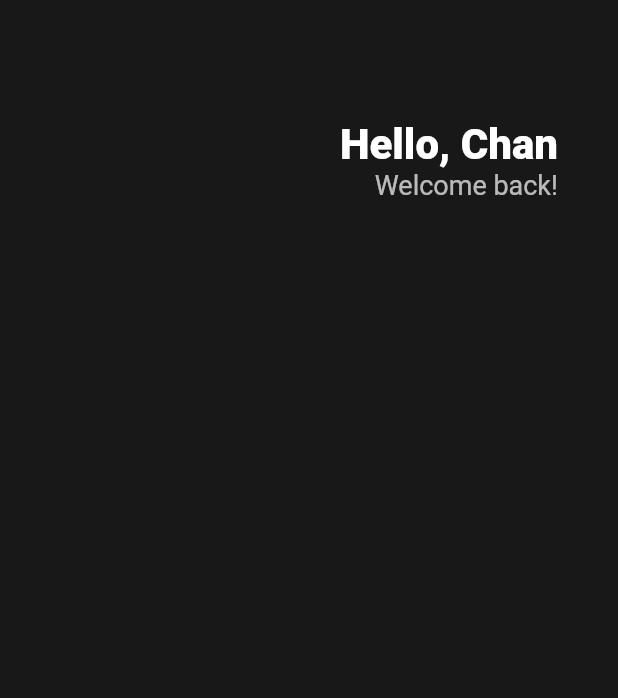
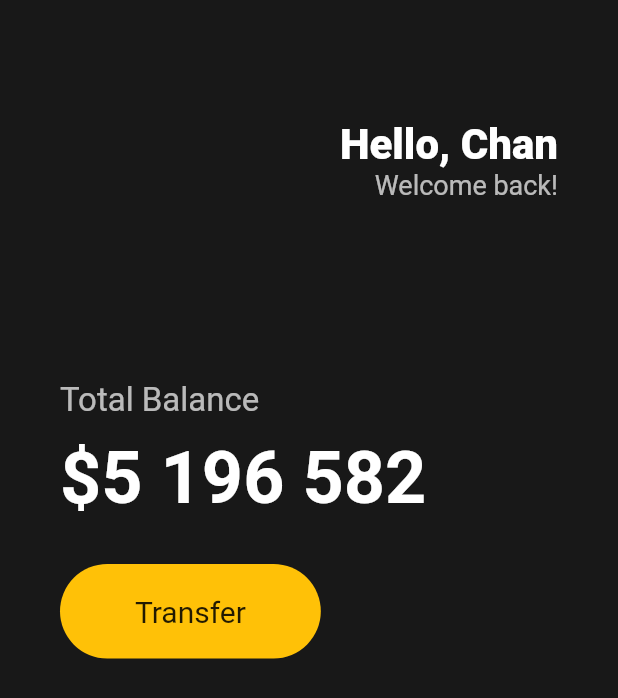
Before and after one commit to front-chan/flutter_study, a Flutter app: the screen it shows after launch, on a phone screen of 412 x 824 dp. Shown: the top 698 px of the screen. Run offline on Flutter 3.47's test engine with Material 2 defaults, Android fonts, the phone set to English and light mode, and no system bars.

Commit message:
button container study

```diff
--- a/lib/main.dart
+++ b/lib/main.dart
@@ -20,6 +20,7 @@ class App extends StatelessWidget {
             horizontal: 40,
           ),
           child: Column(
+            crossAxisAlignment: CrossAxisAlignment.start,
             children: [
               SizedBox(
                 height: 80,
@@ -48,6 +49,51 @@ class App extends StatelessWidget {
                     ],
                   )
                 ],
+              ),
+              SizedBox(
+                height: 120,
+              ),
+              Text(
+                'Total Balance',
+                style: TextStyle(
+                  fontSize: 22,
+                  color: Colors.white.withOpacity(.7),
+                ),
+              ),
+              SizedBox(
+                height: 10,
+              ),
+              Text(
+                '\$5 196 582',
+                style: TextStyle(
+                  fontSize: 48,
+                  fontWeight: FontWeight.w600,
+                  color: Colors.white,
+                ),
+              ),
+              SizedBox(
+                height: 30,
+              ),
+              Row(
+                children: [
+                  Container(
+                    decoration: BoxDecoration(
+                        color: Colors.amber,
+                        borderRadius: BorderRadius.circular(45)),
+                    child: Padding(
+                      padding: EdgeInsets.symmetric(
+                        vertical: 20,
+                        horizontal: 50,
+                      ),
+                      child: Text(
+                        'Transfer',
+                        style: TextStyle(
+                          fontSize: 20,
+                        ),
+                      ),
+                    ),
+                  )
+                ],
               )
             ],
           ),
```
